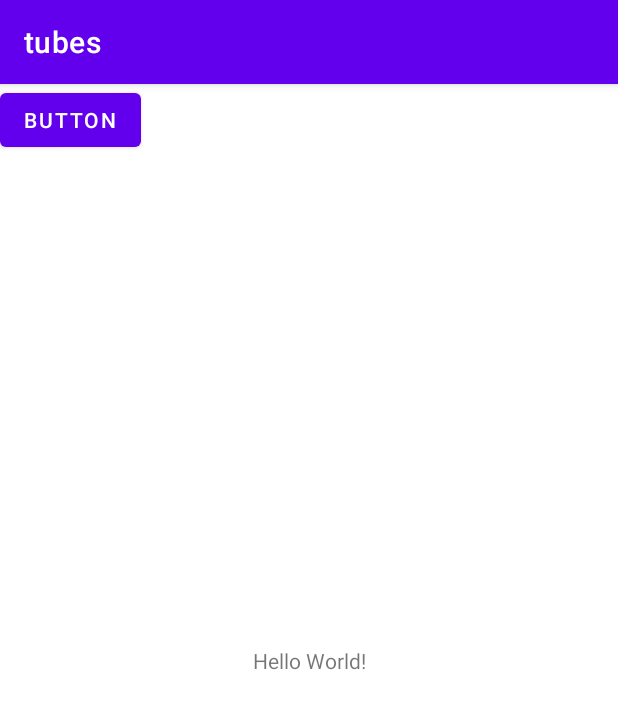
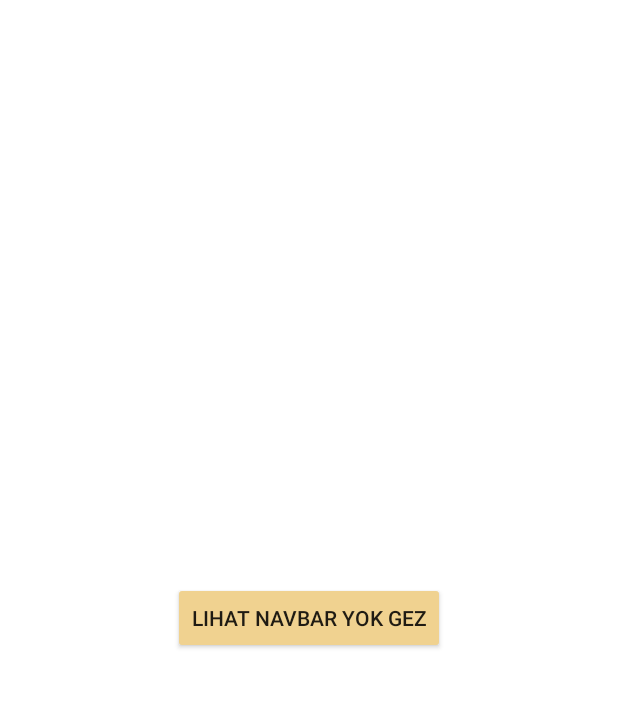
Before and after one commit to NadiraAdiva257/tubesPAB, an Android app: the screen it shows after launch (MainActivity), on a phone screen of 412 x 824 dp. Shown: the top 709 px of the screen. Run offline under Robolectric (Android 15) with nearby library versions, the phone set to English and light mode, and no system bars.

Commit message:
add navbar

```diff
--- a/app/src/main/AndroidManifest.xml
+++ b/app/src/main/AndroidManifest.xml
@@ -14,14 +14,13 @@
         android:theme="@style/Theme.Tubes"
         tools:targetApi="31">
         <activity
-            android:name=".History"
-            android:exported="false" />
+            android:name=".Home"
+            android:exported="true" />
         <activity
             android:name=".MainActivity"
             android:exported="true">
             <intent-filter>
                 <action android:name="android.intent.action.MAIN" />
-
                 <category android:name="android.intent.category.LAUNCHER" />
             </intent-filter>
         </activity>
--- a/app/src/main/java/com/example/tubes/MainActivity.kt
+++ b/app/src/main/java/com/example/tubes/MainActivity.kt
@@ -1,11 +1,25 @@
 package com.example.tubes
 
+import android.content.Intent
 import androidx.appcompat.app.AppCompatActivity
 import android.os.Bundle
+import android.view.View
+import android.widget.Button
 
 class MainActivity : AppCompatActivity() {
+    lateinit var goHome : Button
+
     override fun onCreate(savedInstanceState: Bundle?) {
         super.onCreate(savedInstanceState)
+        window.decorView.systemUiVisibility = View.SYSTEM_UI_FLAG_FULLSCREEN
+        actionBar?.hide()
         setContentView(R.layout.activity_main)
+
+        goHome = findViewById<Button>(R.id.button)
+
+        goHome.setOnClickListener{
+            var home = Intent(this, Home::class.java)
+            startActivity(home)
+        }
     }
 }
--- a/app/src/main/res/layout/activity_main.xml
+++ b/app/src/main/res/layout/activity_main.xml
@@ -2,25 +2,22 @@
 <androidx.constraintlayout.widget.ConstraintLayout xmlns:android="http://schemas.android.com/apk/res/android"
     xmlns:app="http://schemas.android.com/apk/res-auto"
     xmlns:tools="http://schemas.android.com/tools"
+    android:background="@color/white"
     android:layout_width="match_parent"
     android:layout_height="match_parent"
     tools:context=".MainActivity">
-
-    <TextView
-        android:layout_width="wrap_content"
-        android:layout_height="wrap_content"
-        android:text="Hello World!"
-        app:layout_constraintBottom_toBottomOf="parent"
-        app:layout_constraintEnd_toEndOf="parent"
-        app:layout_constraintStart_toStartOf="parent"
-        app:layout_constraintTop_toTopOf="parent" />
 
     <Button
         android:id="@+id/button"
         android:layout_width="wrap_content"
         android:layout_height="wrap_content"
-        android:text="Button"
+        app:layout_constraintStart_toStartOf="parent"
+        app:layout_constraintEnd_toEndOf="parent"
+        app:layout_constraintBottom_toBottomOf="parent"
+        app:layout_constraintTop_toTopOf="parent"
+        android:text="lihat navbar yok gez"
         tools:layout_editor_absoluteX="168dp"
-        tools:layout_editor_absoluteY="448dp" />
+        tools:layout_editor_absoluteY="448dp"
+        android:backgroundTint="@color/cream"/>
 
 </androidx.constraintlayout.widget.ConstraintLayout>
--- a/app/src/main/res/values/colors.xml
+++ b/app/src/main/res/values/colors.xml
@@ -7,5 +7,7 @@
     <color name="teal_700">#FF018786</color>
     <color name="black">#FF000000</color>
     <color name="white">#FFFFFFFF</color>
-    <color name="cream">#F7F7E8</color>
+
+    <color name="cream">#F0D290</color>
+
 </resources>
--- a/app/src/main/res/values/themes.xml
+++ b/app/src/main/res/values/themes.xml
@@ -1,6 +1,6 @@
 <resources xmlns:tools="http://schemas.android.com/tools">
     <!-- Base application theme. -->
-    <style name="Theme.Tubes" parent="Theme.MaterialComponents.DayNight.DarkActionBar">
+    <style name="Theme.Tubes" parent="Theme.AppCompat.Light.NoActionBar">
         <!-- Primary brand color. -->
         <item name="colorPrimary">@color/purple_500</item>
         <item name="colorPrimaryVariant">@color/purple_700</item>
```
Also changed, not shown: app/src/main/java/com/example/tubes/History.kt (deleted, +0 -11 lines), app/src/main/java/com/example/tubes/Home.kt (added, +15 -0 lines), app/src/main/res/drawable/shape_rectangle_cream.xml (added, +9 -0 lines), app/src/main/res/layout/activity_history.xml (deleted, +0 -25 lines), app/src/main/res/layout/activity_home.xml (added, +52 -0 lines), app/src/main/res/drawable/ic_history.png (added), app/src/main/res/drawable/ic_history_active.png (added), app/src/main/res/drawable/ic_home.png (added), app/src/main/res/drawable/ic_home_active.png (added), app/src/main/res/drawable/ic_notification.png (added), app/src/main/res/drawable/ic_notification_active.png (added), app/src/main/res/drawable/ic_profil_active.png (added), app/src/main/res/drawable/ic_profile.png (added), app/src/main/res/drawable/ic_profile_active.png (added), 1 more files.
